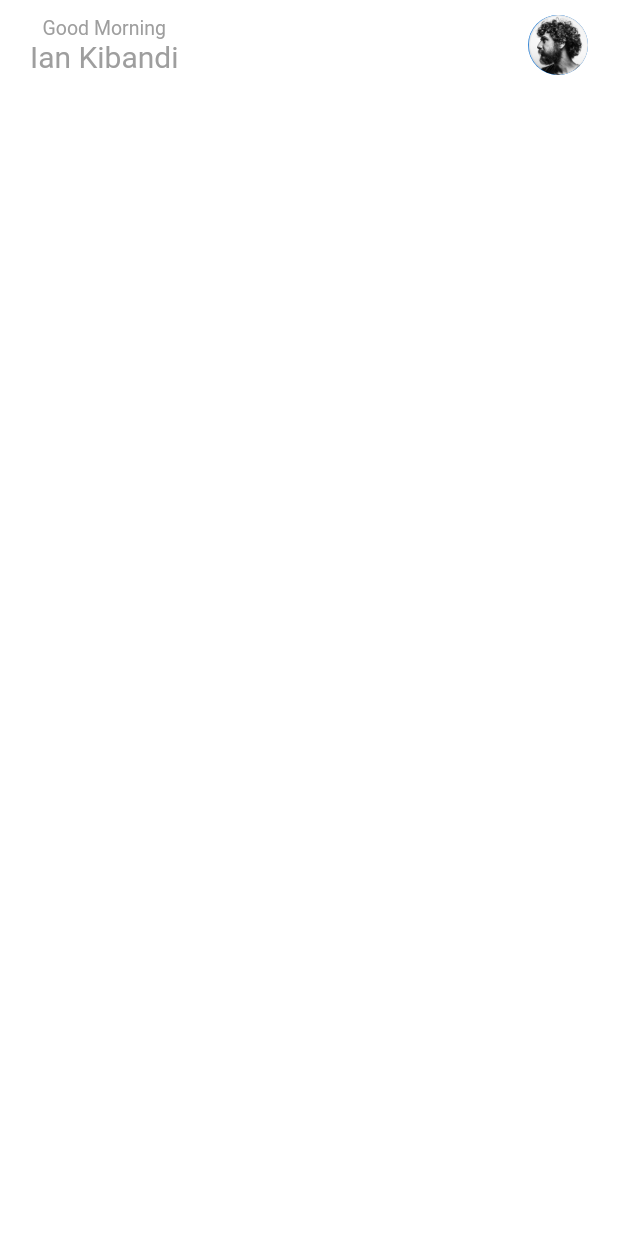
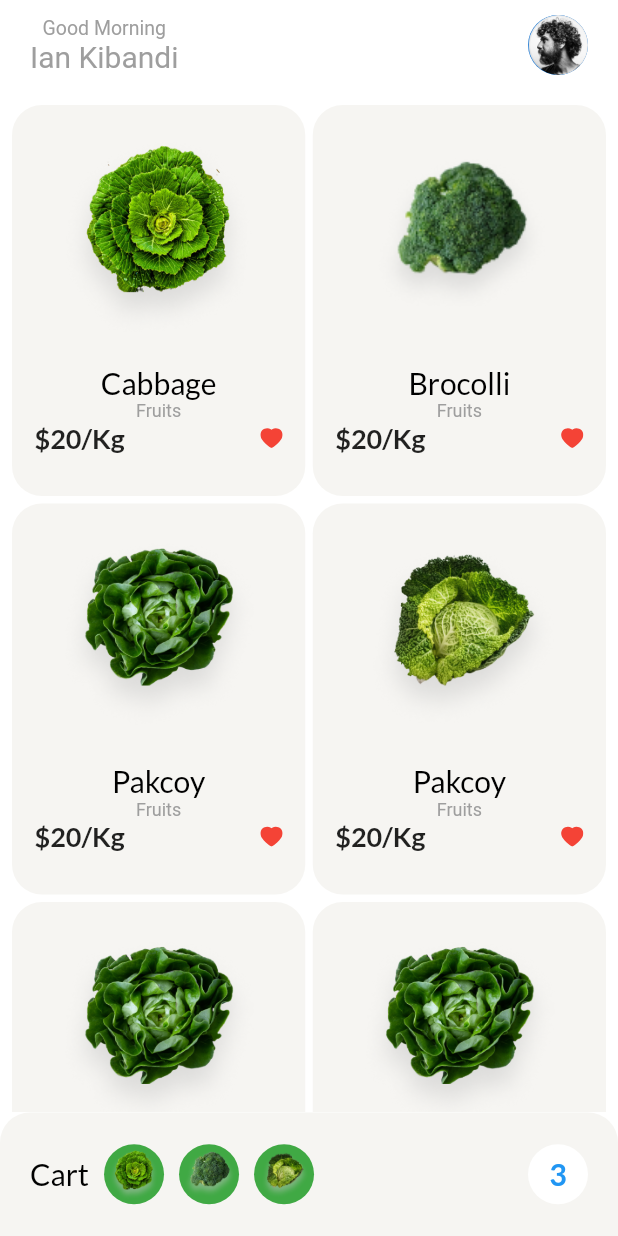
Before and after one commit to oryankibandi/GroceryApp, a Flutter app: the screen it shows after launch, on a phone screen of 412 x 824 dp. Run offline on Flutter 3.47's test engine with Material 2 defaults, Android fonts, the phone set to English and light mode, and no system bars; our stand-ins replace flutter_svg, google_fonts.

Commit message:
completed homepage

```diff
--- /dev/null
+++ b/lib/components/footer.dart
@@ -0,0 +1,72 @@
+import 'package:flutter/material.dart';
+import 'package:google_fonts/google_fonts.dart';
+import 'package:grocery_app/constants.dart';
+
+class Footer extends StatelessWidget {
+  final ImageProvider image1 = const AssetImage('assets/images/img_1.png');
+  final ImageProvider image2 = const AssetImage('assets/images/img_2.png');
+  final ImageProvider image3 = const AssetImage('assets/images/img_3.png');
+  final ImageProvider image4 = const AssetImage('assets/images/img_4.png');
+
+  const Footer({Key? key}) : super(key: key);
+
+  @override
+  Widget build(BuildContext context) {
+    Size size = MediaQuery.of(context).size;
+    return Container(
+      height: size.height * 0.1,
+      decoration: const BoxDecoration(
+          color: bgColor,
+          borderRadius: BorderRadius.only(
+              topLeft: Radius.circular(20.0), topRight: Radius.circular(20.0))),
+      child: Padding(
+        padding: const EdgeInsets.symmetric(horizontal: defaultPadding),
+        child: Row(
+          mainAxisAlignment: MainAxisAlignment.spaceBetween,
+          children: [
+            Row(
+              mainAxisAlignment: MainAxisAlignment.start,
+              children: [
+                Text(
+                  'Cart',
+                  style: GoogleFonts.lato(color: Colors.black, fontSize: 20),
+                ),
+                const SizedBox(
+                  width: 10.0,
+                ),
+                CircleAvatar(
+                  backgroundColor: primaryColor,
+                  backgroundImage: image1,
+                ),
+                const SizedBox(
+                  width: 10.0,
+                ),
+                CircleAvatar(
+                  backgroundColor: primaryColor,
+                  backgroundImage: image2,
+                ),
+                const SizedBox(
+                  width: 10.0,
+                ),
+                CircleAvatar(
+                  backgroundColor: primaryColor,
+                  backgroundImage: image3,
+                ),
+              ],
+            ),
+            CircleAvatar(
+              backgroundColor: Colors.white,
+              child: Text(
+                '3',
+                style: GoogleFonts.lato(
+                    fontSize: 20,
+                    color: Colors.blue,
+                    fontWeight: FontWeight.bold),
+              ),
+            )
+          ],
+        ),
+      ),
+    );
+  }
+}
--- /dev/null
+++ b/lib/components/grocery_item.dart
@@ -0,0 +1,63 @@
+import 'package:flutter/material.dart';
+import 'package:flutter_svg/flutter_svg.dart';
+import 'package:google_fonts/google_fonts.dart';
+import 'package:grocery_app/constants.dart';
+
+class GroceryItem extends StatelessWidget {
+  String productName;
+  String category;
+  int price;
+  String imageLocation;
+
+  GroceryItem(
+      {required this.productName,
+      required this.category,
+      required this.price,
+      required this.imageLocation});
+
+  @override
+  Widget build(BuildContext context) {
+    Size size = MediaQuery.of(context).size;
+    return Container(
+      height: size.height * 0.3,
+      width: size.width * 0.45,
+      decoration: BoxDecoration(
+          color: bgColor, borderRadius: BorderRadius.circular(20.0)),
+      child: Column(
+        children: [
+          Image.asset(
+            imageLocation,
+            height: size.height * 0.3 * 0.7,
+          ),
+          Text(
+            productName,
+            style: GoogleFonts.lato(color: Colors.black, fontSize: 20.0),
+          ),
+          Text(
+            category,
+            style: TextStyle(color: Colors.grey, fontSize: 12),
+          ),
+          Padding(
+            padding: const EdgeInsets.symmetric(horizontal: 15.0),
+            child: Row(
+              mainAxisAlignment: MainAxisAlignment.spaceBetween,
+              children: [
+                Text(
+                  '\$$price/Kg',
+                  style: GoogleFonts.lato(
+                      fontSize: 18, fontWeight: FontWeight.bold),
+                ),
+                SvgPicture.asset(
+                  'assets/icons/heart.svg',
+                  color: Colors.red,
+                  height: 15,
+                  width: 15,
+                )
+              ],
+            ),
+          )
+        ],
+      ),
+    );
+  }
+}
--- /dev/null
+++ b/lib/models/grocery_item_model.dart
@@ -0,0 +1,10 @@
+import 'package:flutter/cupertino.dart';
+import 'package:flutter/material.dart';
+import 'package:grocery_app/components/grocery_item.dart';
+
+class GroceryItemModel {
+  BuildContext? context;
+  String? productName;
+  String? category;
+  int? price;
+}
--- a/lib/screens/homepage.dart
+++ b/lib/screens/homepage.dart
@@ -1,5 +1,8 @@
 import 'package:flutter/material.dart';
+import 'package:grocery_app/components/footer.dart';
+import 'package:grocery_app/components/grocery_item.dart';
 import 'package:grocery_app/components/header.dart';
+import 'package:grocery_app/constants.dart';
 
 class HomePage extends StatelessWidget {
   const HomePage({Key? key}) : super(key: key);
@@ -8,6 +11,7 @@ class HomePage extends StatelessWidget {
 
   @override
   Widget build(BuildContext context) {
+    Size size = MediaQuery.of(context).size;
     return SafeArea(
         bottom: false,
         child: Scaffold(
@@ -15,11 +19,62 @@ class HomePage extends StatelessWidget {
             //   title: Text(widget.title),
             // ),
             body: Container(
-                color: Colors.white,
-                child: Column(
-                  children: const [
-                    Header(),
+          color: Colors.white,
+          child: Column(
+            children: [
+              const Header(),
+              Container(
+                child: Expanded(
+                    child: GridView.count(
+                  padding: const EdgeInsets.symmetric(
+                      vertical: 10.0, horizontal: 8.0),
+                  crossAxisCount: 2,
+                  childAspectRatio: (size.width * 0.45) / (size.height * 0.3),
+                  mainAxisSpacing: 5.0,
+                  crossAxisSpacing: 5.0,
+                  children: [
+                    GroceryItem(
+                      productName: 'Cabbage',
+                      category: 'Fruits',
+                      imageLocation: 'assets/images/img_1.png',
+                      price: 20,
+                    ),
+                    GroceryItem(
+                      productName: 'Brocolli',
+                      category: 'Fruits',
+                      imageLocation: 'assets/images/img_2.png',
+                      price: 20,
+                    ),
+                    GroceryItem(
+                      productName: 'Pakcoy',
+                      category: 'Fruits',
+                      imageLocation: 'assets/images/img_4.png',
+                      price: 20,
+                    ),
+                    GroceryItem(
+                      productName: 'Pakcoy',
+                      category: 'Fruits',
+                      imageLocation: 'assets/images/img_3.png',
+                      price: 20,
+                    ),
+                    GroceryItem(
+                      productName: 'Pakcoy',
+                      category: 'Fruits',
+                      imageLocation: 'assets/images/img_4.png',
+                      price: 20,
+                    ),
+                    GroceryItem(
+                      productName: 'Pakcoy',
+                      category: 'Fruits',
+                      imageLocation: 'assets/images/img_4.png',
+                      price: 20,
+                    ),
                   ],
-                ))));
+                )),
+              ),
+              Footer()
+            ],
+          ),
+        )));
   }
 }
```
